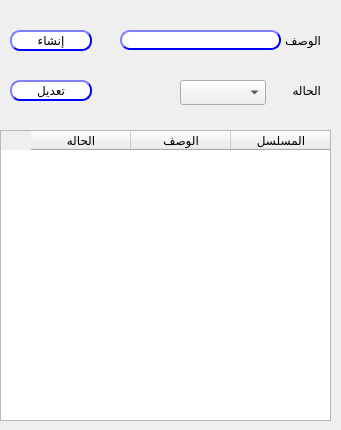
Above: presentation/loyalty_ui/createModifyRedeemType.ui from shymaa123456/HyperPOS2020 before the change. Below: the same form after it.
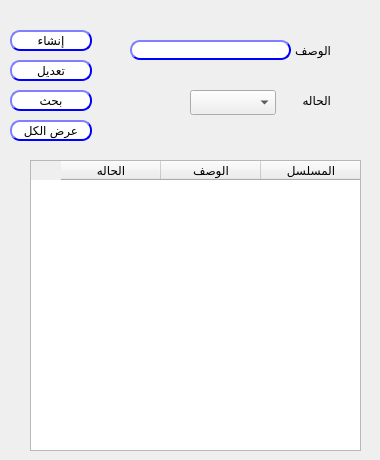
That is the form after the change.

Commit message: redeem type

What changed in the file:
```diff
--- a/presentation/loyalty_ui/createModifyRedeemType.ui
+++ b/presentation/loyalty_ui/createModifyRedeemType.ui
@@ -6,8 +6,8 @@
    <rect>
     <x>0</x>
     <y>0</y>
-    <width>341</width>
-    <height>430</height>
+    <width>380</width>
+    <height>460</height>
    </rect>
   </property>
   <property name="windowTitle">
@@ -16,8 +16,8 @@
   <widget class="QLineEdit" name="Qline_barcode">
    <property name="geometry">
     <rect>
-     <x>120</x>
-     <y>30</y>
+     <x>130</x>
+     <y>40</y>
      <width>161</width>
      <height>20</height>
     </rect>
@@ -88,7 +88,7 @@
    <property name="geometry">
     <rect>
      <x>10</x>
-     <y>80</y>
+     <y>60</y>
      <width>82</width>
      <height>21</height>
     </rect>
@@ -124,8 +124,8 @@
   <widget class="QLabel" name="label_15">
    <property name="geometry">
     <rect>
-     <x>260</x>
-     <y>80</y>
+     <x>270</x>
+     <y>90</y>
      <width>61</width>
      <height>20</height>
     </rect>
@@ -137,8 +137,8 @@
   <widget class="QTableWidget" name="Qtable_custGP">
    <property name="geometry">
     <rect>
-     <x>0</x>
-     <y>130</y>
+     <x>30</x>
+     <y>160</y>
      <width>331</width>
      <height>291</height>
     </rect>
@@ -165,8 +165,8 @@
   <widget class="QLabel" name="label_14">
    <property name="geometry">
     <rect>
-     <x>270</x>
-     <y>30</y>
+     <x>280</x>
+     <y>40</y>
      <width>51</width>
      <height>20</height>
     </rect>
@@ -178,13 +178,119 @@
   <widget class="QComboBox" name="CMB_custGroup">
    <property name="geometry">
     <rect>
-     <x>180</x>
-     <y>80</y>
+     <x>190</x>
+     <y>90</y>
      <width>86</width>
      <height>25</height>
     </rect>
    </property>
   </widget>
+  <widget class="QPushButton" name="BTN_searchRedeemTp">
+   <property name="geometry">
+    <rect>
+     <x>10</x>
+     <y>90</y>
+     <width>82</width>
+     <height>21</height>
+    </rect>
+   </property>
+   <property name="styleSheet">
+    <string notr="true">QPushButton{
+                                        background-color: white;
+                                        border-style: outset;
+                                        border-width: 2px;
+                                        border-radius: 10px;
+                                        border-color: blue;
+                                        min-width: 6em;
+                                        }
+                                        QPushButton:hover {
+                                        background: qradialgradient(
+                                        cx: 0.3, cy: -0.4, fx: 0.3, fy: -0.4,
+                                        radius: 1.35, stop: 0 #fff, stop: 1 #bbb
+                                        );
+                                        }
+                                        QPushButton:pressed {
+                                        border-style: inset;
+                                        background: qradialgradient(
+                                        cx: 0.4, cy: -0.1, fx: 0.4, fy: -0.1,
+                                        radius: 1.35, stop: 0 #fff, stop: 1 #ddd
+                                        );
+                                        }
+                                    </string>
+   </property>
+   <property name="text">
+    <string>بحث</string>
+   </property>
+  </widget>
+  <widget class="QPushButton" name="BTN_searchRedeemTp_all">
+   <property name="geometry">
+    <rect>
+     <x>10</x>
+     <y>120</y>
+     <width>82</width>
+     <height>21</height>
+    </rect>
+   </property>
+   <property name="styleSheet">
+    <string notr="true">QPushButton{
+                                        background-color: white;
+                                        border-style: outset;
+                                        border-width: 2px;
+                                        border-radius: 10px;
+                                        border-color: blue;
+                                        min-width: 6em;
+                                        }
+                                        QPushButton:hover {
+                                        background: qradialgradient(
+                                        cx: 0.3, cy: -0.4, fx: 0.3, fy: -0.4,
+                                        radius: 1.35, stop: 0 #fff, stop: 1 #bbb
+                                        );
+                                        }
+                                        QPushButton:pressed {
+                                        border-style: inset;
+                                        background: qradialgradient(
+                                        cx: 0.4, cy: -0.1, fx: 0.4, fy: -0.1,
+                                        radius: 1.35, stop: 0 #fff, stop: 1 #ddd
+                                        );
+                                        }
+                                    </string>
+   </property>
+   <property name="text">
+    <string>عرض الكل</string>
+   </property>
+  </widget>
+  <widget class="QLabel" name="LB_redeemTpId">
+   <property name="enabled">
+    <bool>false</bool>
+   </property>
+   <property name="geometry">
+    <rect>
+     <x>100</x>
+     <y>30</y>
+     <width>31</width>
+     <height>20</height>
+    </rect>
+   </property>
+   <property name="text">
+    <string/>
+   </property>
+  </widget>
+  <widget class="QLabel" name="LB_status">
+   <property name="enabled">
+    <bool>false</bool>
+   </property>
+   <property name="geometry">
+    <rect>
+     <x>120</x>
+     <y>100</y>
+     <width>31</width>
+     <height>21</height>
+    </rect>
+   </property>
+   <property name="text">
+    <string/>
+   </property>
+  </widget>
  </widget>
  <resources/>
  <connections/>
```
Left out of the diff: 16 changed lines with no effect on the pictures. The commit also changes 4 other files.
